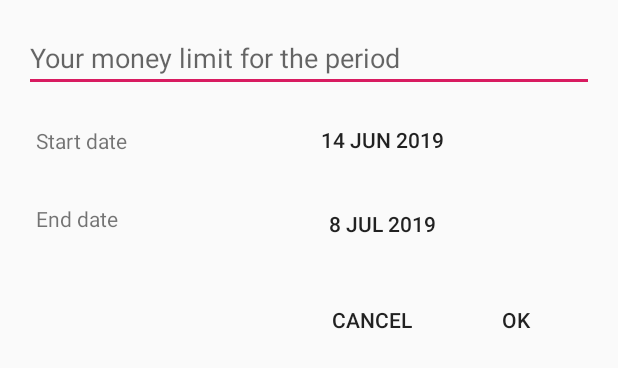
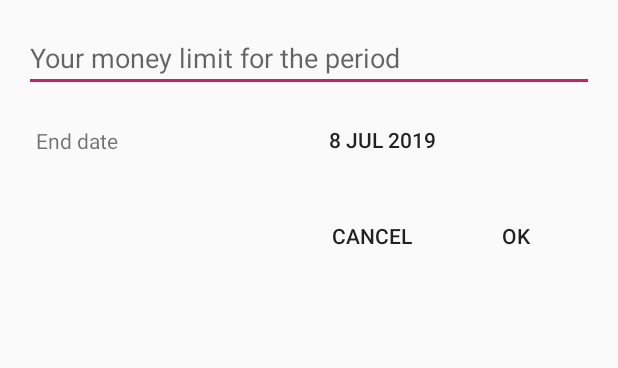
Before and after one commit to vbevans94/moneyburndown, an Android app: the layout dialog_set_limit.xml on its own in the app's theme, with its tools: preview values and no code run, on a phone screen of 412 x 824 dp. Shown: the top 368 px of the screen. Run offline under Robolectric (Android 15) with nearby library versions, the phone set to English and light mode, and no system bars; network calls fail.

Commit message:
Remove ability to set start date

```diff
--- a/app/src/main/java/com/moneyburndown/dialog/AddChangeDialog.kt
+++ b/app/src/main/java/com/moneyburndown/dialog/AddChangeDialog.kt
@@ -9,6 +9,7 @@ import android.view.inputmethod.EditorInfo
 import androidx.fragment.app.DialogFragment
 import androidx.lifecycle.Observer
 import androidx.lifecycle.ViewModelProviders
+import com.google.android.material.bottomsheet.BottomSheetDialogFragment
 import com.moneyburndown.R
 import com.moneyburndown.databinding.DialogAddChangeBinding
 import com.moneyburndown.view.Exit
@@ -17,7 +18,7 @@ import com.moneyburndown.viewmodel.ChangeViewModelFactory
 import kotlinx.android.synthetic.main.dialog_add_change.*
 import org.koin.android.ext.android.inject
 
-class AddChangeDialog : DialogFragment() {
+class AddChangeDialog : BottomSheetDialogFragment() {
 
     private val viewModelFactory: ChangeViewModelFactory by inject()
     private lateinit var viewModel: ChangeViewModel
--- a/app/src/main/java/com/moneyburndown/dialog/SetLimitDialog.kt
+++ b/app/src/main/java/com/moneyburndown/dialog/SetLimitDialog.kt
@@ -4,9 +4,9 @@ import android.os.Bundle
 import android.view.LayoutInflater
 import android.view.View
 import android.view.ViewGroup
-import androidx.fragment.app.DialogFragment
 import androidx.lifecycle.Observer
 import androidx.lifecycle.ViewModelProviders
+import com.google.android.material.bottomsheet.BottomSheetDialogFragment
 import com.moneyburndown.R
 import com.moneyburndown.databinding.DialogSetLimitBinding
 import com.moneyburndown.view.Confirm
@@ -16,7 +16,7 @@ import com.moneyburndown.viewmodel.LimitViewModel
 import com.moneyburndown.viewmodel.LimitViewModelFactory
 import org.koin.android.ext.android.inject
 
-class SetLimitDialog : DialogFragment() {
+class SetLimitDialog : BottomSheetDialogFragment() {
 
     private val viewModelFactory: LimitViewModelFactory by inject()
 
--- a/app/src/main/java/com/moneyburndown/extensions/DateExtensions.kt
+++ b/app/src/main/java/com/moneyburndown/extensions/DateExtensions.kt
@@ -9,6 +9,7 @@ fun Date.toEndOfDay() = Calendar.getInstance().run {
     this[Calendar.HOUR_OF_DAY] = 23
     this[Calendar.MINUTE] = 59
     this[Calendar.SECOND] = 0
+    this[Calendar.MILLISECOND] = 0
     Date(timeInMillis)
 }
 
@@ -17,6 +18,7 @@ fun Date.toStartOfDay() = Calendar.getInstance().run {
     this[Calendar.HOUR_OF_DAY] = 0
     this[Calendar.MINUTE] = 0
     this[Calendar.SECOND] = 0
+    this[Calendar.MILLISECOND] = 0
     Date(timeInMillis)
 }
 
--- a/app/src/main/java/com/moneyburndown/model/BurndownRepo.kt
+++ b/app/src/main/java/com/moneyburndown/model/BurndownRepo.kt
@@ -18,7 +18,7 @@ open class BurndownRepo(private val burndownDao: BurndownDao) {
     open fun getLimit() = burndownDao.getLimit()
 
     companion object {
-        val DEFAULT_START = Date().toStartOfDay()
+        fun startDate() = Date().toStartOfDay()
 
         const val DEFAULT_DAYS = 30
 
--- a/app/src/main/java/com/moneyburndown/model/Limit.kt
+++ b/app/src/main/java/com/moneyburndown/model/Limit.kt
@@ -8,7 +8,7 @@ import com.moneyburndown.extensions.plusDays
 @Entity(tableName = "limits")
 data class Limit(
     @PrimaryKey(autoGenerate = true) var id: Int = 0,
-    @ColumnInfo(name = "start") var start: Long = BurndownRepo.DEFAULT_START.time,
-    @ColumnInfo(name = "end") var end: Long = BurndownRepo.DEFAULT_START.plusDays(BurndownRepo.DEFAULT_DAYS).time,
+    @ColumnInfo(name = "start") var start: Long = BurndownRepo.startDate().time,
+    @ColumnInfo(name = "end") var end: Long = BurndownRepo.startDate().plusDays(BurndownRepo.DEFAULT_DAYS).time,
     @ColumnInfo(name = "value") val value: Int = BurndownRepo.DEFAULT_LIMIT
 )
--- a/app/src/main/java/com/moneyburndown/view/BurndownView.kt
+++ b/app/src/main/java/com/moneyburndown/view/BurndownView.kt
@@ -42,6 +42,7 @@ class BurndownView @JvmOverloads constructor(
     var limit: Limit = Limit()
         set(value) {
             field = value
+            now = Date()
             start = Date(limit.start)
             end = Date(limit.end)
             values = arrayOf("0", (limit.value / 2).toSmallString(), limit.value.toSmallString())
--- a/app/src/main/res/layout/dialog_set_limit.xml
+++ b/app/src/main/res/layout/dialog_set_limit.xml
@@ -33,41 +33,14 @@
             app:layout_constraintTop_toTopOf="parent" />
 
         <androidx.appcompat.widget.AppCompatTextView
-            android:id="@+id/text_start_date"
-            android:layout_width="wrap_content"
-            android:layout_height="wrap_content"
-            android:layout_marginStart="@dimen/common_space"
-            android:text="@string/text_start_date"
-            app:layout_constraintBottom_toBottomOf="@+id/button_start_date"
-            app:layout_constraintStart_toStartOf="parent"
-            app:layout_constraintTop_toTopOf="@+id/button_start_date" />
-
-        <androidx.appcompat.widget.AppCompatButton
-            android:id="@+id/button_start_date"
-            style="@style/Widget.AppCompat.Button.Borderless"
-            android:layout_width="0dp"
-            android:layout_height="wrap_content"
-            android:layout_marginStart="@dimen/common_space"
-            android:layout_marginTop="@dimen/common_space"
-            android:layout_marginEnd="@dimen/common_space"
-            android:onClick="@{() -> viewModel.selectDate(LimitViewModel.START_DATE)}"
-            android:text="@{DateExtensionsKt.fullDate(viewModel.startDate)}"
-            app:layout_constraintEnd_toEndOf="parent"
-            app:layout_constraintStart_toStartOf="@+id/guideline"
-            app:layout_constraintTop_toBottomOf="@+id/edit_limit"
-            tools:text="14 Jun 2019" />
-
-        <androidx.appcompat.widget.AppCompatTextView
             android:id="@+id/text_end_date"
             android:layout_width="wrap_content"
             android:layout_height="wrap_content"
             android:layout_marginStart="@dimen/common_space"
-            android:layout_marginTop="@dimen/common_space"
-            android:layout_marginBottom="@dimen/common_space"
             android:text="@string/text_end_date"
             app:layout_constraintBottom_toBottomOf="@+id/button_end_date"
             app:layout_constraintStart_toStartOf="parent"
-            app:layout_constraintTop_toBottomOf="@+id/button_start_date" />
+            app:layout_constraintTop_toTopOf="@+id/button_end_date" />
 
         <androidx.appcompat.widget.AppCompatButton
             android:id="@+id/button_end_date"
@@ -77,11 +50,11 @@
             android:layout_marginStart="@dimen/common_space"
             android:layout_marginTop="@dimen/common_space"
             android:layout_marginEnd="@dimen/common_space"
-            android:onClick="@{() -> viewModel.selectDate(LimitViewModel.END_DATE)}"
+            android:onClick="@{() -> viewModel.selectEndDate()}"
             android:text="@{DateExtensionsKt.fullDate(viewModel.endDate)}"
             app:layout_constraintEnd_toEndOf="parent"
             app:layout_constraintStart_toStartOf="@+id/guideline"
-            app:layout_constraintTop_toBottomOf="@+id/button_start_date"
+            app:layout_constraintTop_toBottomOf="@+id/edit_limit"
             tools:text="8 Jul 2019" />
 
         <androidx.constraintlayout.widget.Guideline
--- a/app/src/main/res/values/strings.xml
+++ b/app/src/main/res/values/strings.xml
@@ -3,7 +3,6 @@
     <string name="action_reset">Reset</string>
     <string name="hint_expense_income">Expense/income value</string>
     <string name="hint_enter_money_limit">Your money limit for the period</string>
-    <string name="text_start_date">Start date</string>
     <string name="text_end_date">End date</string>
     <string name="message_reset_limit_confirmation">Do you want to reset the burndown chart? All changes will be lost.</string>
     <string name="title_confirm">Confirm</string>
```
Also changed, not shown: app/src/main/java/com/moneyburndown/viewmodel/LimitViewModel.kt (+7 -23 lines), 2 other files.
